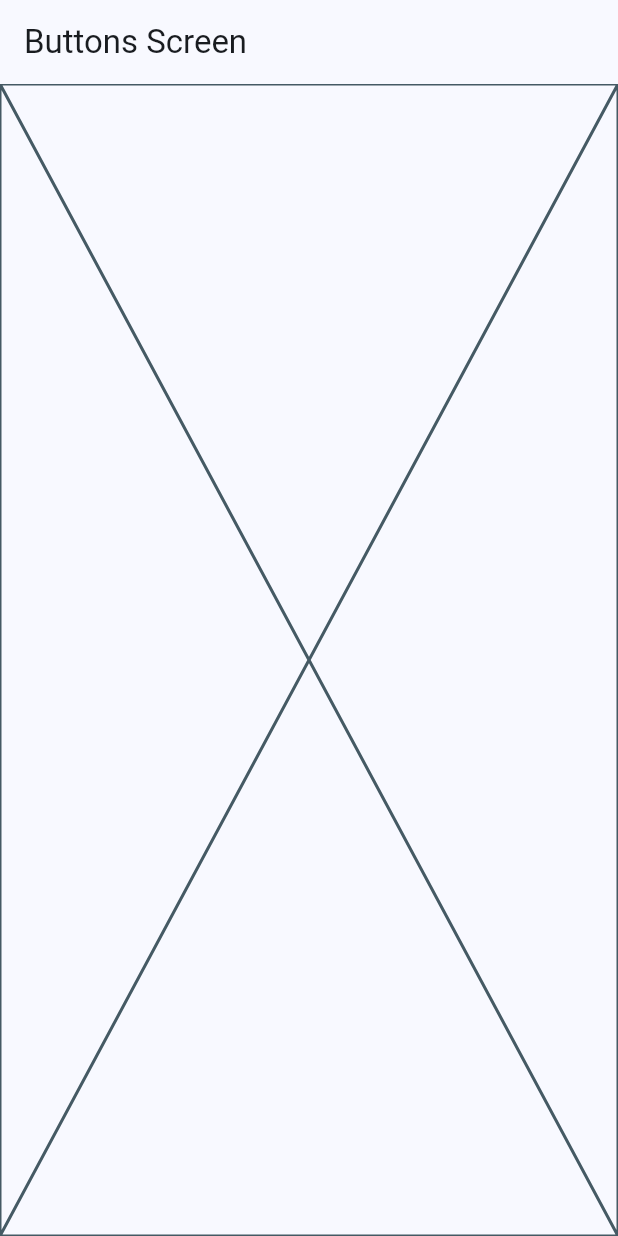
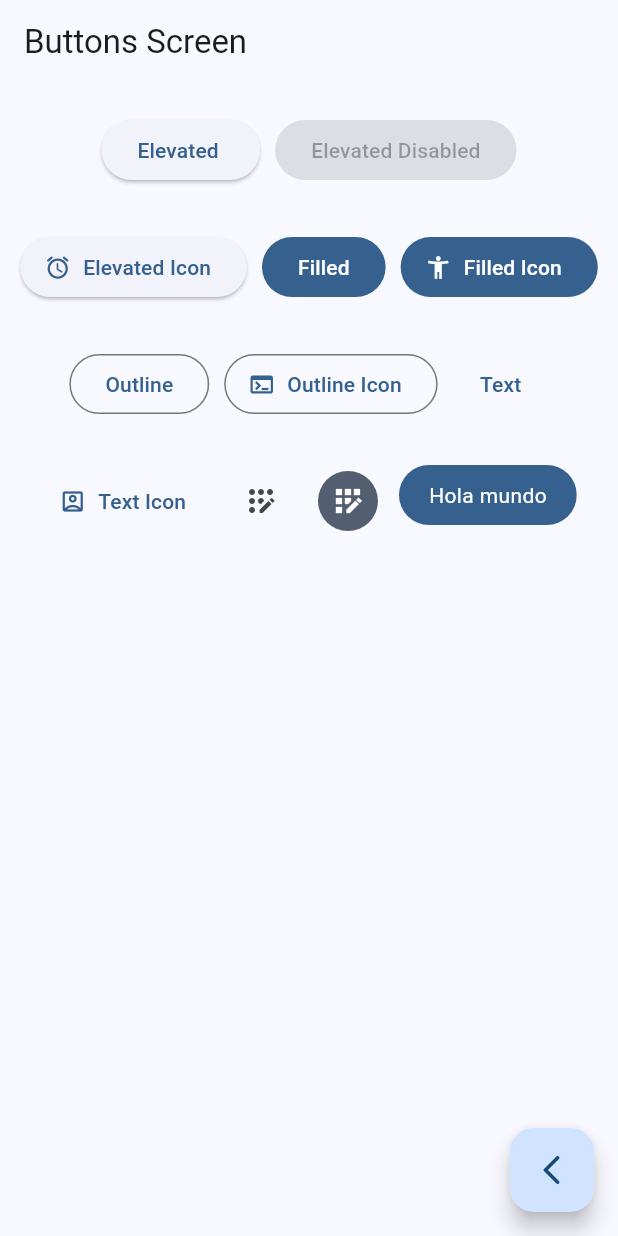
Before and after one commit to juliangrubio/flutter_widget_app, a Flutter app: the ButtonsScreen screen opened by its route, on a phone screen of 412 x 824 dp. Run offline on Flutter 3.47's test engine with Material 2 defaults, Android fonts, the phone set to English and light mode, and no system bars; our stand-ins replace go_router.

Commit message:
button screen finished

```diff
--- a/lib/presentation/screens/buttons/buttons_screen.dart
+++ b/lib/presentation/screens/buttons/buttons_screen.dart
@@ -1,4 +1,5 @@
 import 'package:flutter/material.dart';
+import 'package:go_router/go_router.dart';
 
 class ButtonsScreen extends StatelessWidget {
   static const String name = 'buttons_screen';
@@ -10,7 +11,100 @@ class ButtonsScreen extends StatelessWidget {
       appBar: AppBar(
         title: const Text('Buttons Screen'),
       ),
-      body: const Placeholder(),
+      body: const _ButtonsView(),
+      floatingActionButton: FloatingActionButton(
+        child: const Icon(Icons.arrow_back_ios_rounded),
+        onPressed: () {
+          context.pop();
+        },
+      ),
     );
   }
 }
+
+class _ButtonsView extends StatelessWidget {
+  const _ButtonsView();
+
+  @override
+  Widget build(BuildContext context) {
+    final colors = Theme.of(context).colorScheme;
+
+    return SizedBox(
+      width: double.infinity,
+      child: Padding(
+          padding: const EdgeInsets.symmetric(horizontal: 10, vertical: 20),
+          child: Wrap(
+            spacing: 10,
+            runSpacing: 30, //ESPACIADO ENTRE LINEAS VERTICAL
+            // crossAxisAlignment: WrapCrossAlignment.center,
+            alignment: WrapAlignment.center,
+            children: [
+              ElevatedButton(onPressed: () {}, child: const Text('Elevated ')),
+              const ElevatedButton(
+                  onPressed: null, child: Text('Elevated Disabled')),
+              ElevatedButton.icon(
+                onPressed: () {},
+                icon: Icon(Icons.access_alarm_rounded),
+                label: const Text('Elevated Icon'),
+              ),
+              FilledButton(onPressed: () {}, child: const Text('Filled')),
+              FilledButton.icon(
+                onPressed: () {},
+                icon: const Icon(Icons.accessibility_new),
+                label: const Text('Filled Icon'),
+              ),
+              OutlinedButton(onPressed: () {}, child: const Text('Outline')),
+              OutlinedButton.icon(
+                onPressed: () {},
+                icon: const Icon(Icons.terminal),
+                label: const Text('Outline Icon'),
+              ),
+              TextButton(onPressed: () {}, child: const Text('Text')),
+              TextButton.icon(
+                  onPressed: () {},
+                  icon: Icon(Icons.account_box_outlined),
+                  label: const Text('Text Icon')),
+              IconButton(
+                  onPressed: () {},
+                  icon: const Icon(Icons.app_registration_rounded)),
+              IconButton(
+                onPressed: () {},
+                icon: const Icon(Icons.app_registration_sharp),
+                style: ButtonStyle(
+                    backgroundColor: MaterialStatePropertyAll(colors.secondary),
+                    iconColor: const MaterialStatePropertyAll(Colors.white)),
+              ),
+              const CustomButton(),
+            ],
+          )),
+    );
+  }
+}
+
+class CustomButton extends StatelessWidget {
+  const CustomButton({super.key});
+
+  @override
+  Widget build(BuildContext context) {
+    final colors = Theme.of(context).colorScheme;
+
+    return ClipRRect(
+      borderRadius: BorderRadius.circular(20),
+      child: Material(
+        // color: Colors.blue,
+        color: colors.primary,
+        // INKWELL SIMILAR AL GESTUREDETECTOR
+        child: InkWell(
+          onTap: () {},
+          child: Padding(
+            padding: const EdgeInsets.symmetric(horizontal: 20, vertical: 10),
+            child: const Text(
+              'Hola mundo',
+              style: TextStyle(color: Colors.white),
+            ),
+          ),
+        ),
+      ),
+    );
+  }
+}
```
